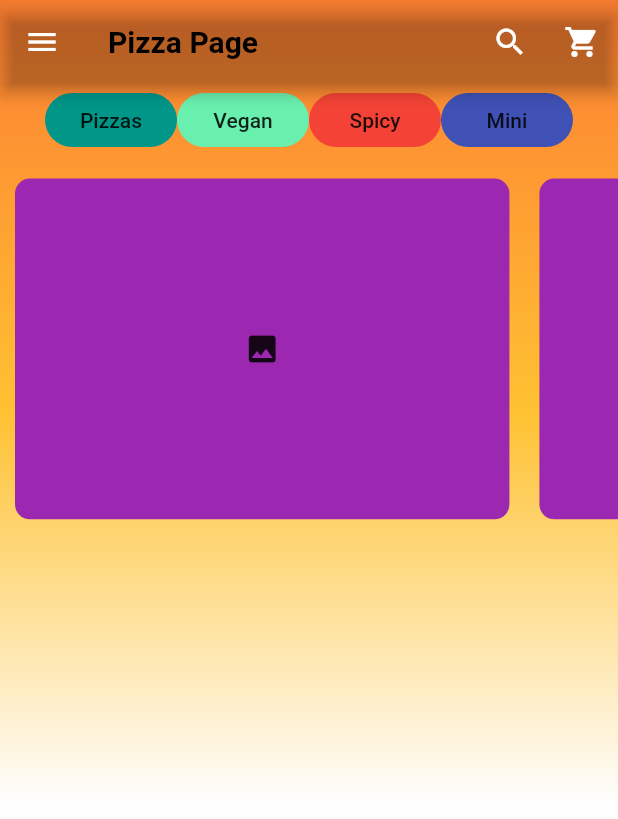
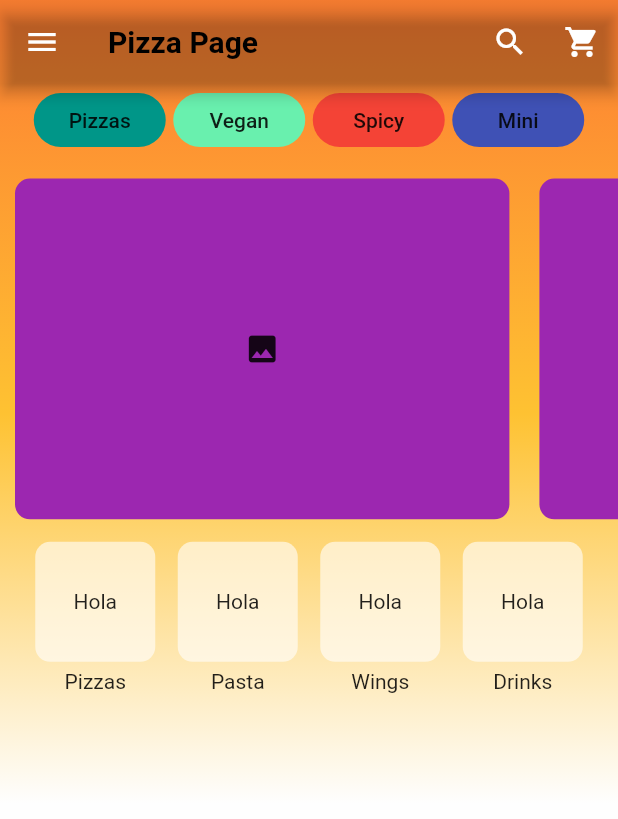
Before and after one commit to dznkos/jungleApp, a Flutter app: the screen it shows after launch, on a phone screen of 412 x 824 dp. Shown: the top 819 px of the screen. Run offline on Flutter 3.47's test engine with Material 2 defaults, Android fonts, the phone set to English and light mode, and no system bars; our stand-ins replace rxdart.

Commit message:
version 2.01

```diff
--- a/lib/pages/home_page.dart
+++ b/lib/pages/home_page.dart
@@ -1,5 +1,6 @@
 import 'package:flutter/material.dart';
-import 'package:jungle_app/widgets/categoria_titulo.dart';
+import 'package:jungle_app/widgets/categoria_general.dart';
+import 'package:jungle_app/widgets/categoria_pizza.dart';
 import 'package:jungle_app/widgets/fondo_pizza.dart';
 import 'package:jungle_app/widgets/page_main.dart';
 
@@ -41,6 +42,7 @@ class _HomePageState extends State<HomePage> {
               children: [
                 categoriasButtons(),
                 imgporCategoria(context),
+                categoriasGeneral()
               ],
             ),
           )
@@ -85,19 +87,28 @@ class _HomePageState extends State<HomePage> {
       padding: EdgeInsets.symmetric(horizontal: 10),
       scrollDirection: Axis.horizontal,
       child: Row(
-        mainAxisAlignment: MainAxisAlignment.spaceEvenly,
+        mainAxisAlignment: MainAxisAlignment.start,
         children: <Widget>[
           CategoriaTitulo(
             title: "Pizzas",
             color: Colors.teal,
           ),
+          SizedBox(
+            width: 5,
+          ),
           CategoriaTitulo(
             title: "Vegan",
             color: Colors.greenAccent,
           ),
+          SizedBox(
+            width: 5,
+          ),
           CategoriaTitulo(
             title: "Spicy",
             color: Colors.red,
+          ),
+          SizedBox(
+            width: 5,
           ),
           CategoriaTitulo(
             title: "Mini",
@@ -130,71 +141,40 @@ class _HomePageState extends State<HomePage> {
         ));
   }
 
-  Widget categorias2Buttons() {
+  Widget categoriasGeneral() {
     return SingleChildScrollView(
       padding: EdgeInsets.symmetric(horizontal: 10),
       scrollDirection: Axis.horizontal,
-        child: ToggleButtons(
-          children: [
-            FlatButton(
-              shape: RoundedRectangleBorder(
-                  borderRadius: BorderRadius.circular(5)),
-              color: Colors.white70,
-              onPressed: () {},
-              child: Text(
-                "Pizzas",
+      child: Row(
+        mainAxisAlignment: MainAxisAlignment.spaceEvenly,
+        children: <Widget>[
+          CategoriaGeneral(
+            title: "Pizzas",
+            color: Colors.white60,
           ),
+          SizedBox(
+            width: 15,
           ),
-            FlatButton(
-              shape: RoundedRectangleBorder(
-                  borderRadius: BorderRadius.circular(5)),
-              color: Colors.white70,
-              onPressed: () {},
-              child: Text(
-                "Promos",
+          CategoriaGeneral(
+            title: "Pasta",
+            color: Colors.white60,
           ),
+          SizedBox(
+            width: 15,
           ),
-            FlatButton(
-              shape: RoundedRectangleBorder(
-                  borderRadius: BorderRadius.circular(5)),
-              color: Colors.white70,
-              onPressed: () {},
-              child: Text(
-                "Cheese",
+          CategoriaGeneral(
+            title: "Wings",
+            color: Colors.white60,
           ),
+          SizedBox(
+            width: 15,
           ),
-            FlatButton(
-              shape: RoundedRectangleBorder(
-                  borderRadius: BorderRadius.circular(5)),
-              color: Colors.white70,
-              onPressed: () {},
-              child: Text(
-                "Spicy",
+          CategoriaGeneral(
+            title: "Drinks",
+            color: Colors.white60,
           ),
+        ],
       ),
-            FlatButton(
-              shape: RoundedRectangleBorder(
-                  borderRadius: BorderRadius.circular(5)),
-              color: Colors.white70,
-              onPressed: () {},
-              child: Text(
-                "Combo",
-              ),
-            )
-          ],
-          isSelected: [
-            true,
-            false,
-            false,
-            false,
-            false,
-            false,
-            false,
-          ],
-          //borderRadius: BorderRadius.circular(25),
-          //borderWidth: 5,
-          borderColor: Colors.white,
-          //selectedBorderColor: Colors.cyan,
-        ));
+    );
   }
 }
--- /dev/null
+++ b/lib/widgets/categoria_general.dart
@@ -0,0 +1,31 @@
+import 'package:flutter/material.dart';
+
+class CategoriaGeneral extends StatelessWidget {
+  final Color color;
+  final String title;
+  final String assetPath;
+
+  const CategoriaGeneral({Key key, this.color, this.title, this.assetPath})
+      : super(key: key);
+
+  @override
+  Widget build(BuildContext context) {
+    return Column(
+      children: [
+        Container(
+          width: 80,
+          height: 80,
+          decoration: BoxDecoration(
+              color: this.color, borderRadius: BorderRadius.circular(10)),
+          child: this.assetPath != null
+              ? Image.asset(this.assetPath)
+              : Center(child: Text('Hola')),
+        ),
+        SizedBox(
+          height: 5,
+        ),
+        Text(this.title)
+      ],
+    );
+  }
+}
--- a/lib/widgets/categoria_titulo.dart
+++ b/lib/widgets/categoria_pizza.dart
@@ -3,10 +3,8 @@ import 'package:flutter/material.dart';
 class CategoriaTitulo extends StatelessWidget {
   final Color color;
   final String title;
-  final String assetPath;
 
-  const CategoriaTitulo({Key key, this.color, this.title, this.assetPath})
-      : super(key: key);
+  const CategoriaTitulo({Key key, this.color, this.title}) : super(key: key);
 
   @override
   Widget build(BuildContext context) {
@@ -14,9 +12,7 @@ class CategoriaTitulo extends StatelessWidget {
       color: this.color,
       onPressed: () {},
       shape: StadiumBorder(),
-      child: this.assetPath != null
-          ? Image.asset(this.assetPath)
-          : Center(child: Text(this.title)),
+      child: Center(child: Text(this.title)),
     );
   }
 }
```
Lines whose indentation alone changed are shown as unchanged.
